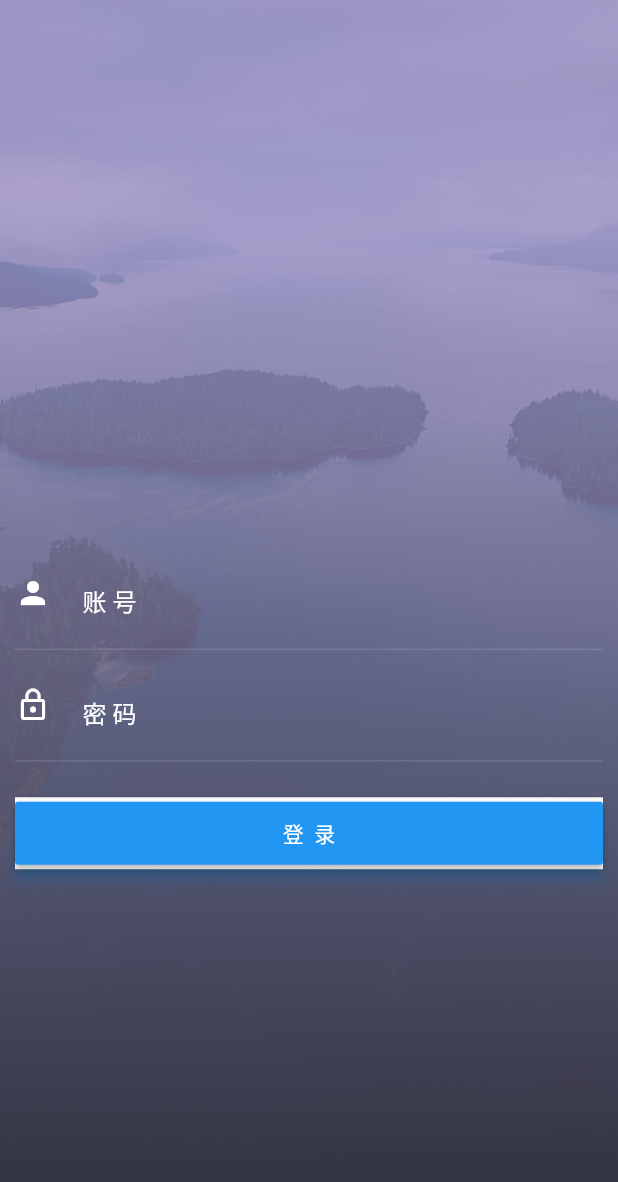
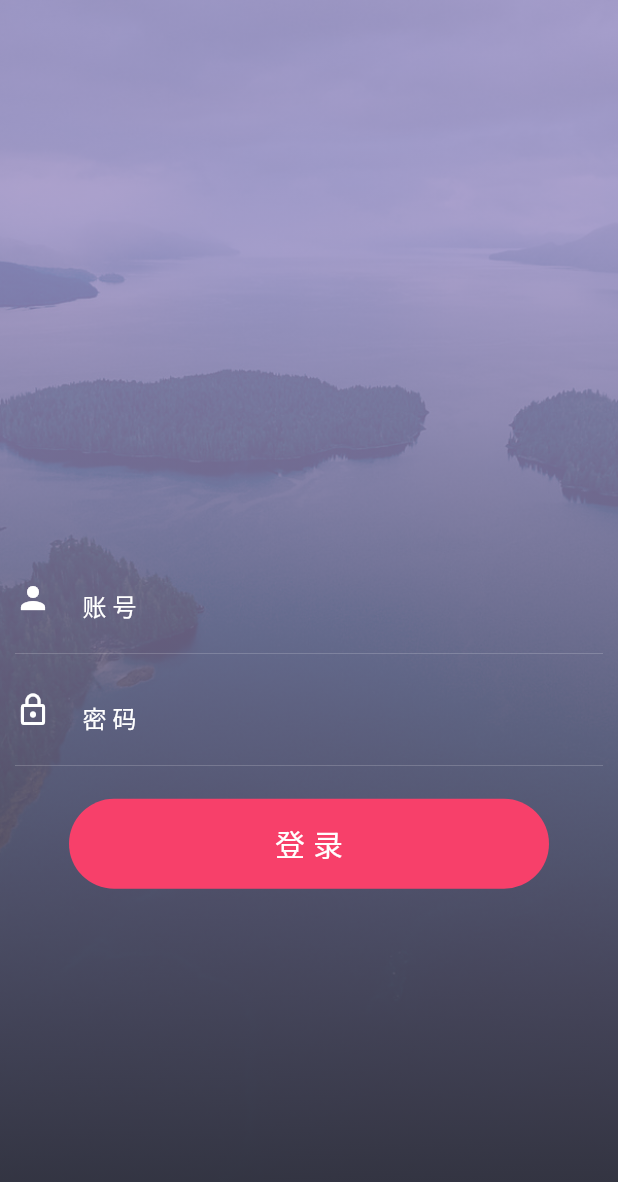
Before and after one commit to ArmyHan/material_manage_app, a Flutter app: the screen it shows after launch, on a phone screen of 412 x 824 dp. Shown: the top 1182 px of the screen. Run offline on Flutter 3.47's test engine with Material 2 defaults, Android fonts, the phone set to English and light mode, and no system bars; missing offline and left inert: local_notifications.

Commit message:
完善布局，封装组件，增加本地消息推送功能。

```diff
--- /dev/null
+++ b/lib/components/LoginButton.dart
@@ -0,0 +1,29 @@
+import 'package:flutter/material.dart';
+
+class LoginButton extends StatelessWidget {
+  @override
+  Widget build(BuildContext context) {
+    return new GestureDetector(
+      onTap: () => Navigator.pushReplacementNamed(context, "/home"),
+      child: new Container(
+        width: 320.0,
+        height: 60.0,
+        margin: EdgeInsets.only(top: 22.0),
+        alignment: FractionalOffset.center,
+        decoration: new BoxDecoration(
+          color: const Color.fromRGBO(247, 64, 106, 1.0),
+          borderRadius: new BorderRadius.all(const Radius.circular(30.0)),
+        ),
+        child: new Text(
+          "登 录",
+          style: new TextStyle(
+            color: Colors.white,
+            fontSize: 20.0,
+            fontWeight: FontWeight.w300,
+            letterSpacing: 0.3,
+          ),
+        ),
+      ),
+    );
+  }
+}
--- a/lib/components/LoginForm.dart
+++ b/lib/components/LoginForm.dart
@@ -1,5 +1,6 @@
 import 'package:flutter/material.dart';
 import 'package:material_manage_app/components/InputField.dart';
+import 'package:material_manage_app/components/LoginButton.dart';
 import 'package:material_manage_app/models/UserModel.dart';
 
 class LoginForm extends StatelessWidget {
@@ -7,7 +8,7 @@ class LoginForm extends StatelessWidget {
   Widget build(BuildContext context) {
     final GlobalKey<FormState> _formKey = new GlobalKey<FormState>();
     bool _isLoading = false;
-    UserModel user = new UserModel();
+    UserModel user = new UserModel(null, null);
     return Form(
         key: _formKey,
         child: Column(
@@ -25,36 +26,7 @@ class LoginForm extends StatelessWidget {
               icon: Icons.lock_outline,
               onSaveCallback: (String text) => user.password = text,
             ),
-            SizedBox(height: 8.0),
-            Padding(
-                padding: EdgeInsets.symmetric(vertical: 16.0),
-                child: Material(
-                  shadowColor: Colors.blue,
-                  elevation: 4.0,
-                  child: MaterialButton(
-                    minWidth: 400.0,
-                    height: 42.0,
-                    /*onPressed: () => Navigator.of(context).push(
-                                new PageRouteBuilder(
-                                    pageBuilder: (BuildContext context, _, __) {
-                              return new ListPage(title: "武汉物资管理系统");
-                            })),*/
-                    onPressed: () =>
-                        Navigator.pushReplacementNamed(context, "/home"),
-                    color: Colors.blue,
-                    splashColor: Colors.blue,
-                    child: _isLoading
-                        ? CircularProgressIndicator(
-                            valueColor:
-                                AlwaysStoppedAnimation<Color>(Colors.white),
-                            strokeWidth: 1.8,
-                          )
-                        : Text(
-                            '登  录',
-                            style: TextStyle(color: Colors.white),
-                          ),
-                  ),
-                ))
+            LoginButton(),
           ],
         ));
   }
--- a/lib/models/UserModel.dart
+++ b/lib/models/UserModel.dart
@@ -1,4 +1,7 @@
 class UserModel {
   String avatar;
   String password;
+  String email;
+
+  UserModel(this.avatar, this.email);
 }
--- a/pubspec.yaml
+++ b/pubspec.yaml
@@ -8,6 +8,7 @@ dependencies:
   # The following adds the Cupertino Icons font to your application.
   # Use with the CupertinoIcons class for iOS style icons.
   cupertino_icons: ^0.1.0
+  local_notifications: ^0.0.6
 
 dev_dependencies:
   flutter_test:
```
Also changed, not shown: lib/components/MyListView.dart (+10 -26 lines), lib/http/HttpTool.dart (added, +20 -0 lines), lib/main.dart (+12 -0 lines), lib/models/ArticleModel.dart (added, +17 -0 lines), lib/views/DrawerPage.dart (added, +64 -0 lines), lib/views/HomePage.dart (+9 -4 lines), lib/views/ListPage.dart (+1 -25 lines), 2 other files.
